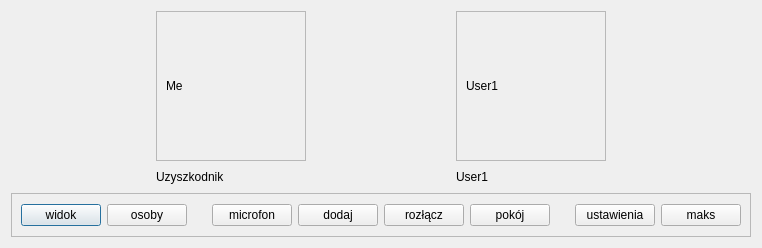
This is JaroEliCall/gui/call.ui in jaroslaw-wieczorek/Project_IP_Telephony_Python_Voip as Qt 5 draws it before an edit. The edited form follows.
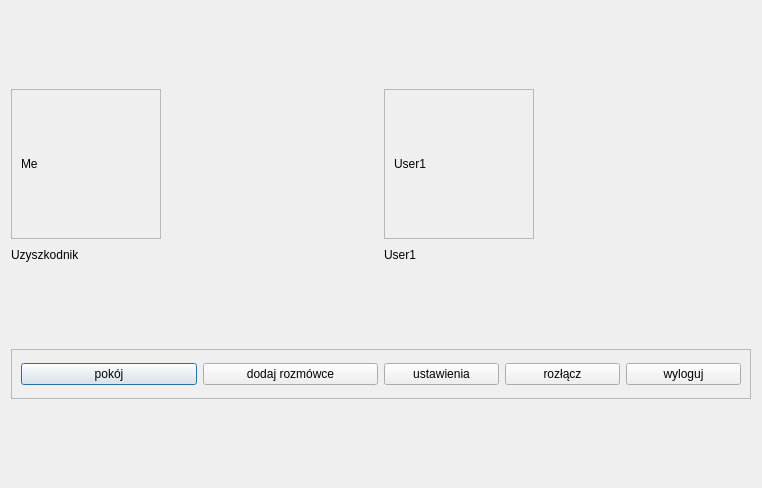
This is the edited form.

Commit message: Reimplement intrefaces and source files for interface managment. Add TEST2.py with bidirectional send and recive voice. Add tests methods with async methods

What changed in the file:
```diff
--- a/JaroEliCall/gui/call.ui
+++ b/JaroEliCall/gui/call.ui
@@ -7,7 +7,7 @@
     <x>0</x>
     <y>0</y>
     <width>762</width>
-    <height>248</height>
+    <height>488</height>
    </rect>
   </property>
   <property name="windowTitle">
@@ -17,22 +17,9 @@
    <item>
     <layout class="QHBoxLayout" name="horizontalLayout_5">
      <item>
-      <spacer name="horizontalSpacer_4">
-       <property name="orientation">
-        <enum>Qt::Horizontal</enum>
-       </property>
-       <property name="sizeHint" stdset="0">
-        <size>
-         <width>40</width>
-         <height>20</height>
-        </size>
-       </property>
-      </spacer>
-     </item>
-     <item>
-      <layout class="QVBoxLayout" name="verticalLayout_3">
+      <layout class="QVBoxLayout" name="vertical_layout_user_1">
        <item>
-        <widget class="QFrame" name="frame">
+        <widget class="QFrame" name="frame_user_1">
          <property name="minimumSize">
           <size>
            <width>150</width>
@@ -75,7 +62,7 @@
         </widget>
        </item>
        <item>
-        <widget class="QLabel" name="label_2">
+        <widget class="QLabel" name="label_name_user_1">
          <property name="minimumSize">
           <size>
            <width>0</width>
@@ -96,22 +83,9 @@
       </layout>
      </item>
      <item>
-      <spacer name="horizontalSpacer_3">
-       <property name="orientation">
-        <enum>Qt::Horizontal</enum>
-       </property>
-       <property name="sizeHint" stdset="0">
-        <size>
-         <width>40</width>
-         <height>20</height>
-        </size>
-       </property>
-      </spacer>
-     </item>
-     <item>
-      <layout class="QVBoxLayout" name="verticalLayout_4">
+      <layout class="QVBoxLayout" name="vertical_layout_user_2">
        <item>
-        <widget class="QFrame" name="frame_2">
+        <widget class="QFrame" name="frame_user_2">
          <property name="minimumSize">
           <size>
            <width>150</width>
@@ -154,7 +128,7 @@
         </widget>
        </item>
        <item>
-        <widget class="QLabel" name="label_4">
+        <widget class="QLabel" name="label_name_user_2">
          <property name="minimumSize">
           <size>
            <width>0</width>
@@ -174,19 +148,6 @@
        </item>
       </layout>
      </item>
-     <item>
-      <spacer name="horizontalSpacer_5">
-       <property name="orientation">
-        <enum>Qt::Horizontal</enum>
-       </property>
-       <property name="sizeHint" stdset="0">
-        <size>
-         <width>40</width>
-         <height>20</height>
-        </size>
-       </property>
-      </spacer>
-     </item>
     </layout>
    </item>
    <item>
@@ -209,92 +170,41 @@
         <item>
          <layout class="QHBoxLayout" name="horizontalLayout_2">
           <item>
-           <widget class="QPushButton" name="pushButton">
-            <property name="text">
-             <string>widok</string>
-            </property>
-           </widget>
-          </item>
-          <item>
-           <widget class="QPushButton" name="pushButton_2">
-            <property name="text">
-             <string>osoby</string>
-            </property>
-           </widget>
-          </item>
-         </layout>
-        </item>
-        <item>
-         <spacer name="horizontalSpacer">
-          <property name="orientation">
-           <enum>Qt::Horizontal</enum>
-          </property>
-          <property name="sizeHint" stdset="0">
-           <size>
-            <width>40</width>
-            <height>20</height>
-           </size>
-          </property>
-         </spacer>
-        </item>
-        <item>
-         <layout class="QHBoxLayout" name="horizontalLayout">
-          <item>
-           <widget class="QPushButton" name="pushButton_3">
-            <property name="text">
-             <string>microfon</string>
-            </property>
-           </widget>
-          </item>
-          <item>
-           <widget class="QPushButton" name="pushButton_4">
-            <property name="text">
-             <string>dodaj</string>
-            </property>
-           </widget>
-          </item>
-          <item>
-           <widget class="QPushButton" name="pushButton_5">
-            <property name="text">
-             <string>rozłącz</string>
-            </property>
-           </widget>
-          </item>
-          <item>
-           <widget class="QPushButton" name="pushButton_6">
+           <widget class="QPushButton" name="push_button_room">
             <property name="text">
              <string>pokój</string>
             </property>
            </widget>
           </item>
+          <item>
+           <widget class="QPushButton" name="push_button_add_user">
+            <property name="text">
+             <string>dodaj rozmówce</string>
+            </property>
+           </widget>
+          </item>
          </layout>
         </item>
         <item>
-         <spacer name="horizontalSpacer_2">
-          <property name="orientation">
-           <enum>Qt::Horizontal</enum>
-          </property>
-          <property name="sizeHint" stdset="0">
-           <size>
-            <width>40</width>
-            <height>20</height>
-           </size>
-          </property>
-         </spacer>
-        </item>
-        <item>
-         <layout class="QHBoxLayout" name="horizontalLayout_3">
+         <layout class="QHBoxLayout" name="horizontal_layout_managment">
           <item>
-           <widget class="QPushButton" name="pushButton_7">
+           <widget class="QPushButton" name="push_button_settings">
             <property name="text">
              <string>ustawienia</string>
             </property>
            </widget>
           </item>
           <item>
-           <widget class="QPushButton" name="pushButton_8">
+           <widget class="QPushButton" name="push_button_done">
             <property name="text">
-             <string>maks</string>
+             <string>rozłącz</string>
+            </property>
+           </widget>
+          </item>
+          <item>
+           <widget class="QPushButton" name="push_button_logout">
+            <property name="text">
+             <string>wyloguj</string>
             </property>
            </widget>
           </item>
```
Left out of the diff: 16 changed lines with no effect on the pictures. The commit also changes 23 other files.
